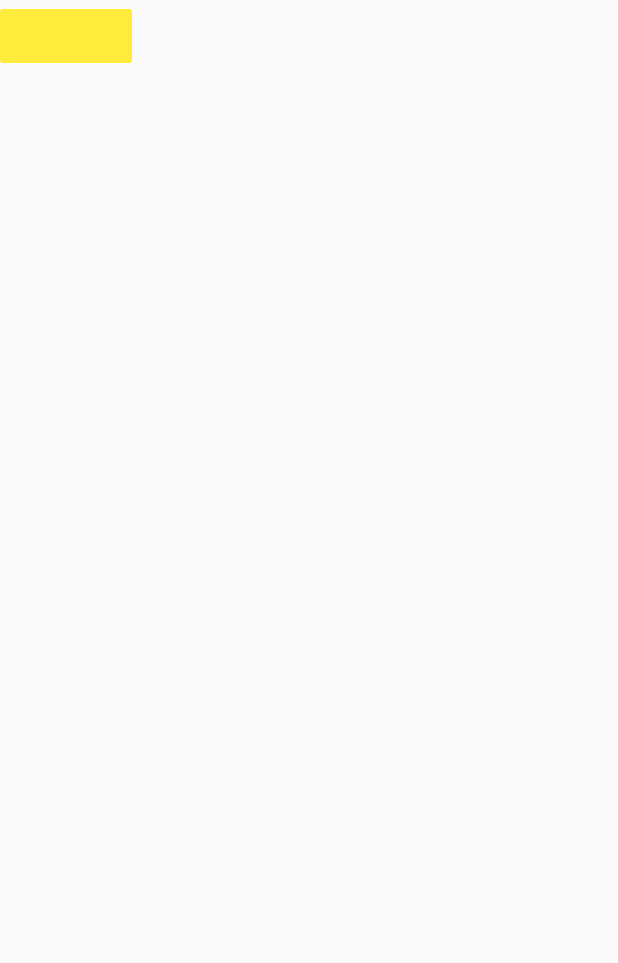
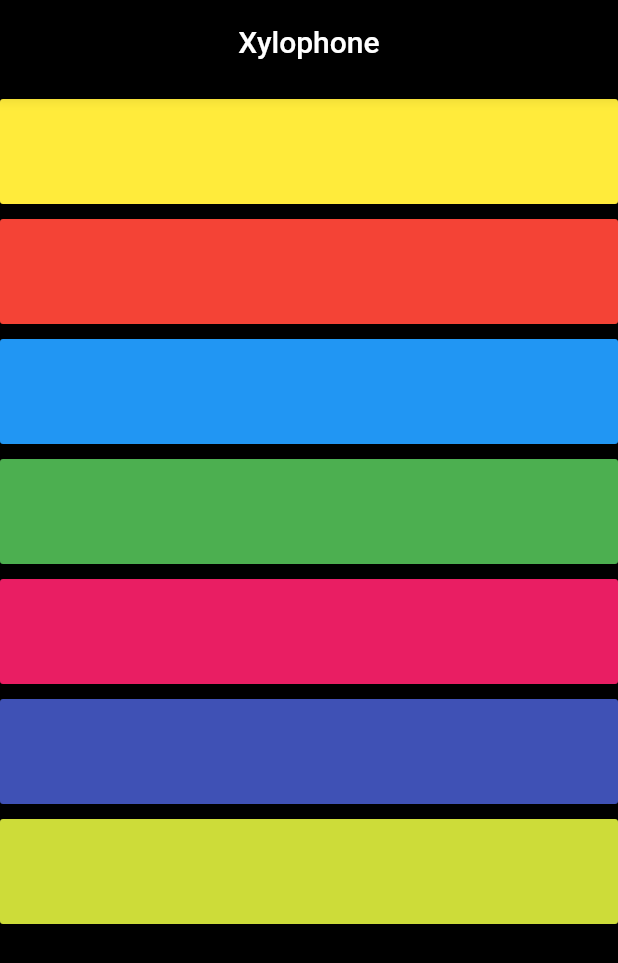
Before and after one commit to tk-code-dev/flutter_xylophone, a Flutter app: the screen it shows after launch, on a phone screen of 412 x 824 dp. Shown: the top 963 px of the screen. Run offline on Flutter 3.47's test engine with Material 2 defaults, Android fonts, the light colour scheme and no system bars; our stand-ins replace audioplayers.

Commit message:
add produceKey, playSound function

```diff
--- a/lib/main.dart
+++ b/lib/main.dart
@@ -9,19 +9,43 @@ class XylophoneApp extends StatelessWidget {
     player.play('note$soundNum.wav');
   }
 
+  Container buildKey({Color color, int soundNum}) {
+    return Container(
+      margin: const EdgeInsets.only(top: 10.0),
+      child: Expanded(
+        child: FlatButton(
+          color: color,
+          onPressed: () {
+            playSound(soundNum);
+          },
+          child: SizedBox(
+            width: double.infinity,
+            height: 70,
+          ),
+        ),
+      ),
+    );
+  }
+
   @override
   Widget build(BuildContext context) {
     return MaterialApp(
         home: Scaffold(
+      backgroundColor: Colors.black,
+      appBar: AppBar(
+        backgroundColor: Colors.black,
+        title: Center(child: Text('Xylophone')),
+      ),
       body: SafeArea(
         child: Column(
           children: <Widget>[
-            FlatButton(
-              color: Colors.yellow,
-              onPressed: () {
-                playSound(1);
-              },
-            ),
+            buildKey(color: Colors.yellow, soundNum: 1),
+            buildKey(color: Colors.red, soundNum: 2),
+            buildKey(color: Colors.blue, soundNum: 3),
+            buildKey(color: Colors.green, soundNum: 4),
+            buildKey(color: Colors.pink, soundNum: 5),
+            buildKey(color: Colors.indigo, soundNum: 6),
+            buildKey(color: Colors.lime, soundNum: 7),
           ],
         ),
       ),
```
